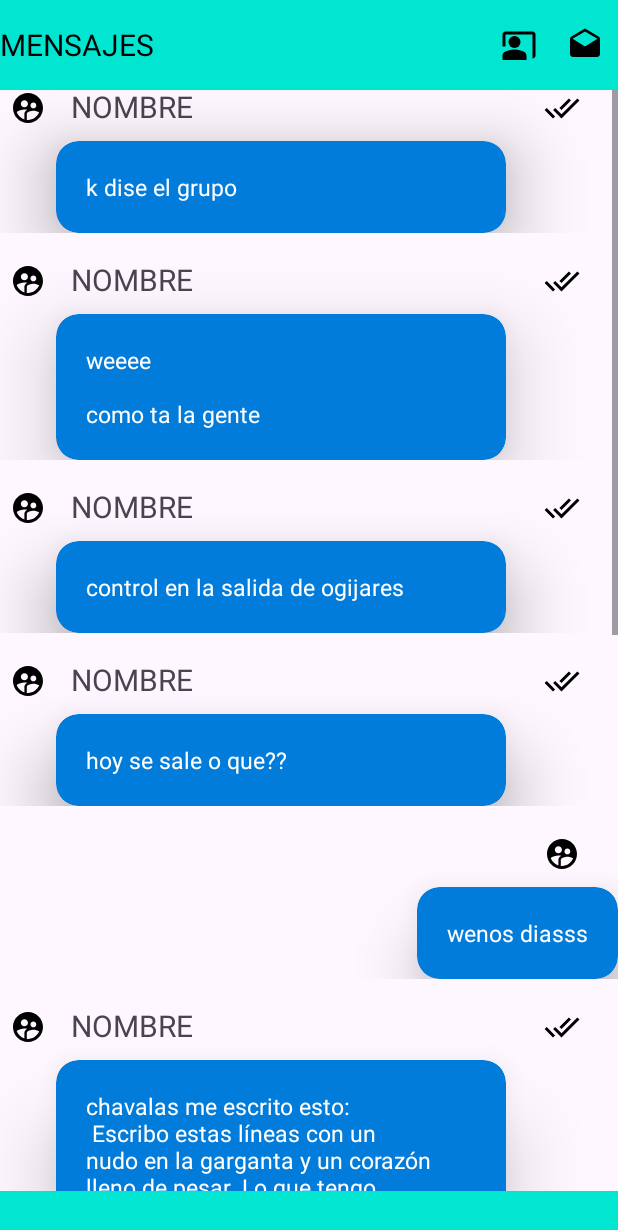
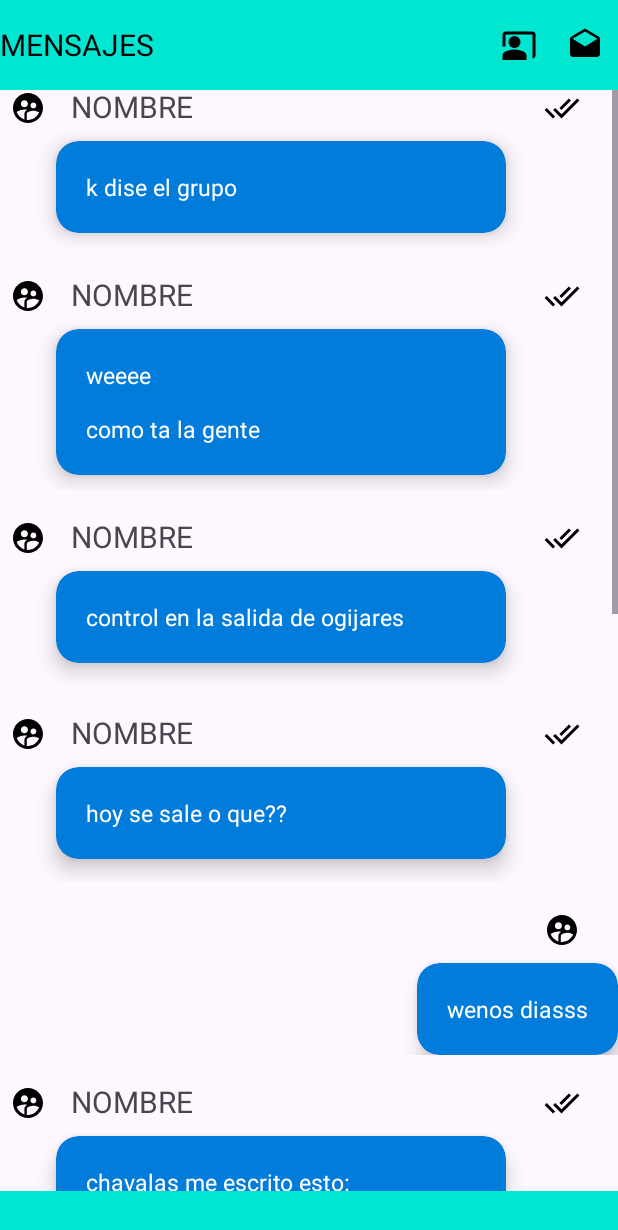
Before and after one commit to MiguelMataRamos/EjerciciosDesarrollo, an Android app: the Maqueta3 screen opened directly, with no data from a screen before it, on a phone screen of 412 x 824 dp. Shown: the top 1230 px of the screen. Run offline under Robolectric (Android 15) with nearby library versions, the phone set to English and light mode, and no system bars.

Commit message:
maqueta mensajes bien

```diff
--- a/app/src/main/res/layout/activity_maqueta3.xml
+++ b/app/src/main/res/layout/activity_maqueta3.xml
@@ -112,10 +112,13 @@
                     app:layout_constraintTop_toBottomOf="@id/nomb_user"
                     app:layout_constraintStart_toStartOf="@id/nomb_user"
                     app:layout_constraintEnd_toStartOf="@id/estado"
+                    app:layout_constraintBottom_toBottomOf="parent"
                     android:layout_marginTop="10dp"
+                    android:layout_marginBottom="10dp"
                     app:cardBackgroundColor="@color/msg"
                     app:cardCornerRadius="15dp"
-                    app:cardElevation="30dp"
+                    app:cardElevation="8dp"
+
                     >
 
                     <TextView
@@ -125,8 +128,7 @@
                         android:text="k dise el grupo"
                         android:textColor="@color/white"
                         android:textSize="15sp"
-
-                        tools:ignore="TextSizeCheck" />
+                        />
 
                 </androidx.cardview.widget.CardView>
 
@@ -181,10 +183,12 @@
                     app:layout_constraintTop_toBottomOf="@id/nomb_user2"
                     app:layout_constraintStart_toStartOf="@id/nomb_user2"
                     app:layout_constraintEnd_toStartOf="@id/estado2"
+                    app:layout_constraintBottom_toBottomOf="parent"
                     android:layout_marginTop="10dp"
+                    android:layout_marginBottom="10dp"
                     app:cardBackgroundColor="@color/msg"
                     app:cardCornerRadius="15dp"
-                    app:cardElevation="30dp">
+                    app:cardElevation="8dp">
 
                     <TextView
                         android:layout_width="match_parent"
@@ -248,10 +252,12 @@
                     app:layout_constraintTop_toBottomOf="@id/nomb_user3"
                     app:layout_constraintStart_toStartOf="@id/nomb_user3"
                     app:layout_constraintEnd_toStartOf="@id/estado3"
+                    app:layout_constraintBottom_toBottomOf="@+id/mensaje3"
+                    android:layout_marginBottom="15dp"
                     android:layout_marginTop="10dp"
                     app:cardBackgroundColor="@color/msg"
                     app:cardCornerRadius="15dp"
-                    app:cardElevation="30dp">
+                    app:cardElevation="8dp">
 
                     <TextView
                         android:layout_width="match_parent"
@@ -318,7 +324,10 @@
                     android:layout_marginTop="10dp"
                     app:cardBackgroundColor="@color/msg"
                     app:cardCornerRadius="15dp"
-                    app:cardElevation="30dp">
+                    app:cardElevation="8dp"
+                    android:layout_marginBottom="15dp"
+                    app:layout_constraintBottom_toBottomOf="@id/mensaje4"
+                   >
 
                     <TextView
                         android:layout_width="match_parent"
@@ -358,10 +367,12 @@
                     android:layout_height="wrap_content"
                     app:layout_constraintEnd_toEndOf="parent"
                     android:layout_marginTop="10dp"
+                    android:layout_marginBottom="10dp"
                     app:cardBackgroundColor="@color/msg"
                     app:cardCornerRadius="15dp"
-                    app:cardElevation="30dp"
+                    app:cardElevation="8dp"
                     app:layout_constraintTop_toBottomOf="@+id/user5"
+                    app:layout_constraintBaseline_toBottomOf="parent"
                     >
 
                     <TextView
@@ -426,10 +437,12 @@
                     app:layout_constraintTop_toBottomOf="@id/nomb_user6"
                     app:layout_constraintStart_toStartOf="@id/nomb_user6"
                     app:layout_constraintEnd_toStartOf="@id/estado6"
+                    app:layout_constraintBottom_toBottomOf="parent"
                     android:layout_marginTop="10dp"
+                    android:layout_marginBottom="10dp"
                     app:cardBackgroundColor="@color/msg"
                     app:cardCornerRadius="15dp"
-                    app:cardElevation="30dp">
+                    app:cardElevation="8dp">
 
                     <TextView
                         android:layout_width="match_parent"
```
